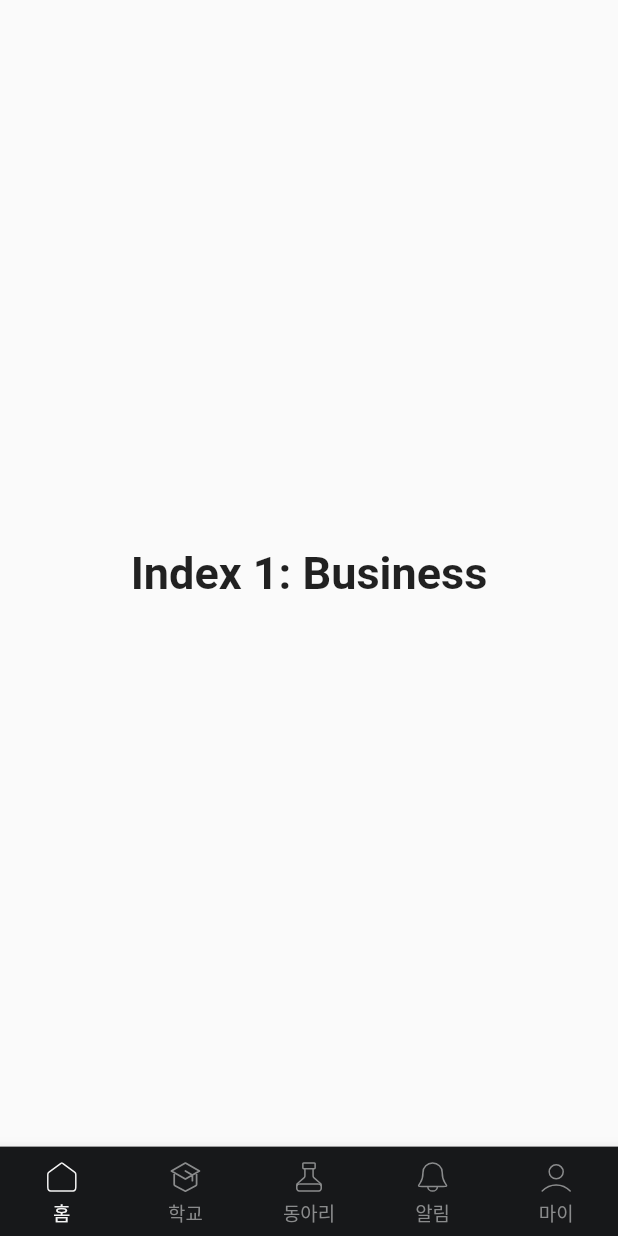
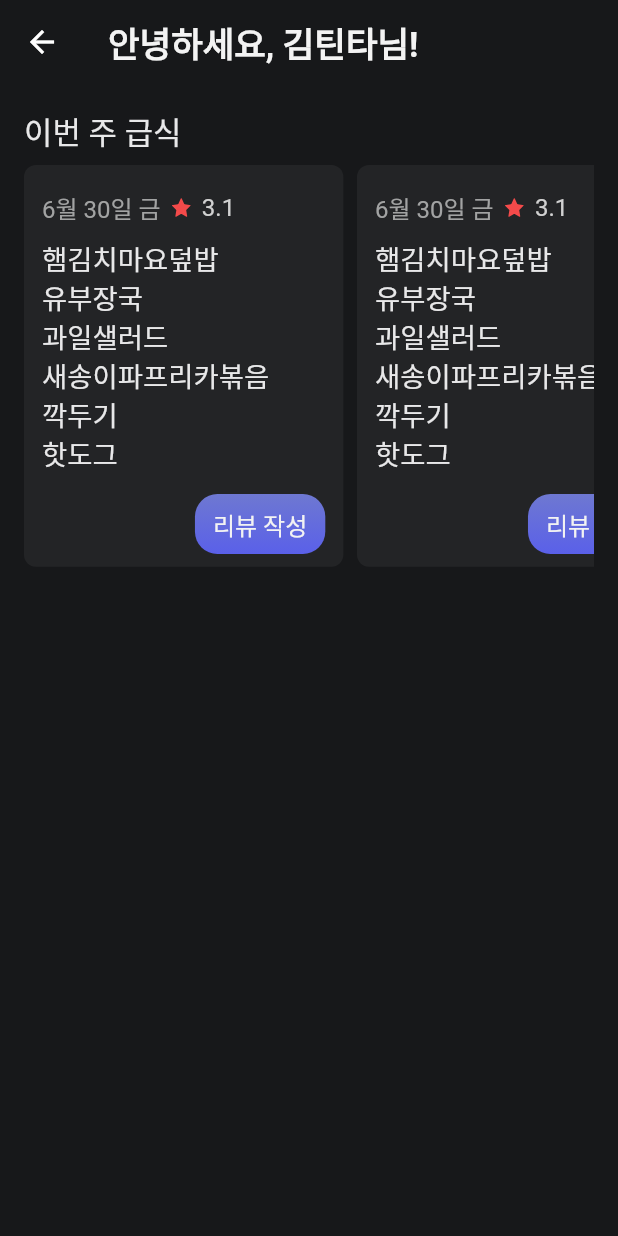
Before and after one commit to teentime/teentime-client-app, a Flutter app: the Home screen opened directly, on a phone screen of 412 x 824 dp. Run offline on Flutter 3.47's test engine with Material 2 defaults, Android fonts, the phone set to English and light mode, and no system bars; our stand-ins replace carousel_slider, flutter_screenutil, flutter_svg; Roboto replaces fonts that are missing (Pretendard).

Commit message:
feat: 급식 위젯 구현

```diff
--- a/lib/main.dart
+++ b/lib/main.dart
@@ -1,9 +1,7 @@
 import 'package:flutter/material.dart';
 import 'package:flutter_screenutil/flutter_screenutil.dart';
-import 'package:teentime/screens/login.dart';
-import 'package:teentime/screens/sign_up.dart';
+import 'package:teentime/screens/bottom_navigation.dart';
 import 'package:teentime/src/route.dart';
-// import 'package:teentime/widgets/bottom_navigation.dart';
 
 void main() {
   runApp(MyApp());
@@ -11,14 +9,13 @@ void main() {
 
 class MyApp extends StatelessWidget {
   @override
-  Widget build(BuildContext context) {
+  Widget build(BuildContext  context) {
     return ScreenUtilInit(
       designSize: const Size(360, 800),
       builder: (context, _) => MaterialApp(
         routes: Routes.routes,
         theme: ThemeData(fontFamily: 'Pretendard'),
-        home: SignUp(),
-        // home: BottomNavigation(),
+        home: BottomNavigator(),
       ),
     );
   }
--- /dev/null
+++ b/lib/screens/bottom_navigation.dart
@@ -0,0 +1,106 @@
+import 'package:flutter/material.dart';
+import 'package:flutter_screenutil/flutter_screenutil.dart';
+import 'package:flutter_svg/flutter_svg.dart';
+import 'package:teentime/screens/home.dart';
+import 'package:teentime/src/colors.dart';
+import 'package:teentime/screens/club.dart';
+
+class BottomNavigator extends StatefulWidget {
+  @override
+  State<BottomNavigator> createState() => _BottomNavigatorState();
+}
+
+class _BottomNavigatorState extends State<BottomNavigator> {
+  int _selectedIndex = 0;
+  static const TextStyle optionStyle =
+      TextStyle(fontSize: 30, fontWeight: FontWeight.bold);
+  static final List<Widget> _widgetOptions = <Widget>[
+    Home(),
+    const Text(
+      'Index 2: School',
+      style: optionStyle,
+    ),
+    Club(),
+    const Text(
+      'Index 3: Yo',
+      style: optionStyle,
+    ),
+    const Text(
+      'Index 4: Yeah',
+      style: optionStyle,
+    ),
+  ];
+
+  void _onItemTapped(int index) {
+    setState(() {
+      _selectedIndex = index;
+    });
+  }
+
+  @override
+  Widget build(BuildContext context) {
+    return Scaffold(
+      body: Center(
+        child: _widgetOptions.elementAt(_selectedIndex),
+      ),
+      bottomNavigationBar: Theme(
+        data: ThemeData(
+          splashColor: Colors.transparent,
+          highlightColor: Colors.transparent,
+        ),
+        child: BottomNavigationBar(
+          items: <BottomNavigationBarItem>[
+            BottomNavigationBarItem(
+              icon: _selectedIndex == 0
+                  ? SvgPicture.asset('assets/icons/selected_home.svg',
+                      height: 28, width: 28)
+                  : SvgPicture.asset('assets/icons/home.svg',
+                      height: 28, width: 28),
+              label: '홈',
+            ),
+            BottomNavigationBarItem(
+              icon: _selectedIndex == 1
+                  ? SvgPicture.asset('assets/icons/selected_school.svg',
+                      height: 28, width: 28)
+                  : SvgPicture.asset('assets/icons/school.svg',
+                      height: 28, width: 28),
+              label: '학교',
+            ),
+            BottomNavigationBarItem(
+              icon: _selectedIndex == 2
+                  ? SvgPicture.asset('assets/icons/selected_club.svg',
+                      height: 28, width: 28)
+                  : SvgPicture.asset('assets/icons/club.svg',
+                      height: 28, width: 28),
+              label: '동아리',
+            ),
+            BottomNavigationBarItem(
+              icon: _selectedIndex == 3
+                  ? SvgPicture.asset('assets/icons/selected_alarm.svg',
+                      height: 28, width: 28)
+                  : SvgPicture.asset('assets/icons/alarm.svg',
+                      height: 28, width: 28),
+              label: '알림',
+            ),
+            BottomNavigationBarItem(
+              icon: _selectedIndex == 4
+                  ? SvgPicture.asset('assets/icons/selected_mypage.svg',
+                      height: 28, width: 28)
+                  : SvgPicture.asset('assets/icons/mypage.svg',
+                      height: 28, width: 28),
+              label: '마이',
+            ),
+          ],
+          currentIndex: _selectedIndex,
+          onTap: _onItemTapped,
+          type: BottomNavigationBarType.fixed,
+          selectedItemColor: AppColors.dark11,
+          unselectedItemColor: AppColors.dark06,
+          backgroundColor: AppColors.dark01,
+          selectedFontSize: 11.sp,
+          unselectedFontSize: 11.sp,
+        ),
+      ),
+    );
+  }
+}
--- a/lib/screens/home.dart
+++ b/lib/screens/home.dart
@@ -1,106 +1,66 @@
 import 'package:flutter/material.dart';
 import 'package:flutter_screenutil/flutter_screenutil.dart';
-import 'package:flutter_svg/flutter_svg.dart';
 import 'package:teentime/src/colors.dart';
-import 'package:teentime/screens/club.dart';
+import 'package:teentime/widgets/home/meal_card.dart';
 
 class Home extends StatefulWidget {
   @override
-  State<Home> createState() => _HomeState();
+  State<StatefulWidget> createState() => __HomeState();
 }
 
-class _HomeState extends State<Home> {
-  int _selectedIndex = 0;
-  static const TextStyle optionStyle =
-      TextStyle(fontSize: 30, fontWeight: FontWeight.bold);
-  static final List<Widget> _widgetOptions = <Widget>[
-    const Text(
-      'Index 1: Business',
-      style: optionStyle,
-    ),
-    const Text(
-      'Index 2: School',
-      style: optionStyle,
-    ),
-    Club(),
-    const Text(
-      'Index 3: Yo',
-      style: optionStyle,
-    ),
-    const Text(
-      'Index 4: Yeah',
-      style: optionStyle,
-    ),
-  ];
-
-  void _onItemTapped(int index) {
-    setState(() {
-      _selectedIndex = index;
-    });
-  }
-
+class __HomeState extends State<Home> {
   @override
   Widget build(BuildContext context) {
     return Scaffold(
-      body: Center(
-        child: _widgetOptions.elementAt(_selectedIndex),
+      backgroundColor: AppColors.dark01,
+      appBar: AppBar(
+        title: Text(
+          '안녕하세요, 김틴타님!',
+          style: TextStyle(
+            fontSize: 20.sp,
+            fontWeight: FontWeight.bold,
+            color: AppColors.dark11,
+          ),
+        ),
+        backgroundColor: AppColors.dark01,
+        elevation: 0,
       ),
-      bottomNavigationBar: Theme(
-        data: ThemeData(
-          splashColor: Colors.transparent,
-          highlightColor: Colors.transparent,
-        ),
-        child: BottomNavigationBar(
-          items: <BottomNavigationBarItem>[
-            BottomNavigationBarItem(
-              icon: _selectedIndex == 0
-                  ? SvgPicture.asset('assets/icons/selected_home.svg',
-                      height: 28, width: 28)
-                  : SvgPicture.asset('assets/icons/home.svg',
-                      height: 28, width: 28),
-              label: '홈',
-            ),
-            BottomNavigationBarItem(
-              icon: _selectedIndex == 1
-                  ? SvgPicture.asset('assets/icons/selected_school.svg',
-                      height: 28, width: 28)
-                  : SvgPicture.asset('assets/icons/school.svg',
-                      height: 28, width: 28),
-              label: '학교',
-            ),
-            BottomNavigationBarItem(
-              icon: _selectedIndex == 2
-                  ? SvgPicture.asset('assets/icons/selected_club.svg',
-                      height: 28, width: 28)
-                  : SvgPicture.asset('assets/icons/club.svg',
-                      height: 28, width: 28),
-              label: '동아리',
-            ),
-            BottomNavigationBarItem(
-              icon: _selectedIndex == 3
-                  ? SvgPicture.asset('assets/icons/selected_alarm.svg',
-                      height: 28, width: 28)
-                  : SvgPicture.asset('assets/icons/alarm.svg',
-                      height: 28, width: 28),
-              label: '알림',
-            ),
-            BottomNavigationBarItem(
-              icon: _selectedIndex == 4
-                  ? SvgPicture.asset('assets/icons/selected_mypage.svg',
-                      height: 28, width: 28)
-                  : SvgPicture.asset('assets/icons/mypage.svg',
-                      height: 28, width: 28),
-              label: '마이',
-            ),
-          ],
-          currentIndex: _selectedIndex,
-          onTap: _onItemTapped,
-          type: BottomNavigationBarType.fixed,
-          selectedItemColor: AppColors.dark11,
-          unselectedItemColor: AppColors.dark06,
-          backgroundColor: AppColors.dark01,
-          selectedFontSize: 11.sp,
-          unselectedFontSize: 11.sp,
+      body: SingleChildScrollView(
+        // SingleChildScrollView로 감싸기
+        child: Padding(
+          padding: const EdgeInsets.fromLTRB(16.0, 16.0, 16.0, 28.0),
+          child: Column(
+            children: [
+              Row(
+                mainAxisAlignment: MainAxisAlignment.start,
+                children: [
+                  Text(
+                    '이번 주 급식',
+                    style: TextStyle(
+                        fontSize: 18.sp,
+                        fontWeight: FontWeight.w500,
+                        color: AppColors.dark10),
+                  ),
+                ],
+              ),
+              Padding(
+                padding: const EdgeInsets.only(top: 8.0, bottom: 48.0),
+                child: SizedBox(
+                  height: 260.h,
+                  child: ListView.builder(
+                    scrollDirection: Axis.horizontal,
+                    itemCount: 3,
+                    itemBuilder: (context, index) {
+                      return Padding(
+                        padding: EdgeInsets.only(left: index == 0 ? 0 : 8.w),
+                        child: MealCard(),
+                      );
+                    },
+                  ),
+                ),
+              )
+            ],
+          ),
         ),
       ),
     );
--- a/lib/screens/login.dart
+++ b/lib/screens/login.dart
@@ -3,8 +3,8 @@ import 'package:flutter_screenutil/flutter_screenutil.dart';
 import 'package:flutter_svg/flutter_svg.dart';
 import 'package:teentime/src/colors.dart';
 import 'package:teentime/src/route.dart';
-import 'package:teentime/widgets/custom_text_form_field.dart';
-import 'package:teentime/widgets/login_menu_button.dart';
+import 'package:teentime/widgets/login/custom_text_form_field.dart';
+import 'package:teentime/widgets/login/login_menu_button.dart';
 
 class Login extends StatefulWidget {
   @override
--- a/lib/screens/recommanded_club_tab.dart
+++ b/lib/screens/recommanded_club_tab.dart
@@ -2,7 +2,7 @@ import 'package:flutter/material.dart';
 import 'package:flutter_screenutil/flutter_screenutil.dart';
 import 'package:flutter_svg/flutter_svg.dart';
 import 'package:teentime/src/colors.dart';
-import 'package:teentime/widgets/recommanded_club_card.dart';
+import 'package:teentime/widgets/club/recommanded_club_card.dart';
 
 class RecommandedClubTab extends StatefulWidget {
   @override
--- a/lib/screens/sign_up.dart
+++ b/lib/screens/sign_up.dart
@@ -3,8 +3,8 @@ import 'package:flutter_screenutil/flutter_screenutil.dart';
 import 'package:flutter_svg/flutter_svg.dart';
 import 'package:teentime/src/colors.dart';
 import 'package:teentime/src/route.dart';
-import 'package:teentime/widgets/custom_button.dart';
-import 'package:teentime/widgets/custom_text_form_field.dart';
+import 'package:teentime/widgets/login/custom_button.dart';
+import 'package:teentime/widgets/login/custom_text_form_field.dart';
 
 class SignUp extends StatefulWidget {
   @override
--- a/lib/screens/subject_tab.dart
+++ b/lib/screens/subject_tab.dart
@@ -1,7 +1,7 @@
 import 'package:flutter/material.dart';
 import 'package:flutter_screenutil/flutter_screenutil.dart';
 import 'package:teentime/src/colors.dart';
-import 'package:teentime/widgets/club_card.dart';
+import 'package:teentime/widgets/club/club_card.dart';
 
 class SubjectTab extends StatefulWidget {
   @override
--- a/lib/src/route.dart
+++ b/lib/src/route.dart
@@ -1,7 +1,7 @@
 import 'package:flutter/material.dart';
 import 'package:teentime/screens/login.dart';
 import 'package:teentime/screens/sign_up.dart';
-import 'package:teentime/screens/home.dart';
+import 'package:teentime/screens/bottom_navigation.dart';
 
 class Routes {
   Routes._();
@@ -13,6 +13,6 @@ class Routes {
   static final routes = <String, WidgetBuilder>{
     login: (BuildContext context) => Login(),
     signup: (BuildContext context) => SignUp(),
-    home: (BuildContext context) => Home(),
+    home: (BuildContext context) => BottomNavigator(),
   };
 }
--- /dev/null
+++ b/lib/widgets/home/calendar_card.dart
@@ -0,0 +1,15 @@
+import 'package:flutter/material.dart';
+
+class MealCard extends StatefulWidget {
+  @override
+  State<StatefulWidget> createState() => __MealCardState();
+}
+
+class __MealCardState extends State<MealCard> {
+  @override
+  Widget build(BuildContext context) {
+    return Container(
+
+    );
+  }
+}
--- /dev/null
+++ b/lib/widgets/home/meal_card.dart
@@ -0,0 +1,92 @@
+import 'package:flutter/material.dart';
+import 'package:flutter_screenutil/flutter_screenutil.dart';
+import 'package:flutter_svg/flutter_svg.dart';
+import 'package:teentime/src/colors.dart';
+
+class MealCard extends StatefulWidget {
+  @override
+  State<StatefulWidget> createState() => __MealCardState();
+}
+
+class __MealCardState extends State<MealCard> {
+  @override
+  Widget build(BuildContext context) {
+    return Container(
+      width: 186.w,
+      height: 244.h,
+      decoration: BoxDecoration(
+        color: AppColors.dark12,
+        borderRadius: BorderRadius.circular(8),
+      ),
+      padding: const EdgeInsets.fromLTRB(12.0, 16.0, 12.0, 12.0),
+      child: Column(
+        crossAxisAlignment: CrossAxisAlignment.start,
+        children: [
+          Row(
+            children: [
+              Text(
+                '6월 30일 금',
+                style: TextStyle(
+                  fontSize: 14.sp,
+                  fontWeight: FontWeight.normal,
+                  color: AppColors.dark07,
+                ),
+              ),
+              SvgPicture.asset(
+                'assets/icons/filled_star.svg',
+                width: 24.w,
+                height: 24.h,
+              ),
+              Text(
+                '3.1',
+                style: TextStyle(
+                  fontSize: 14.sp,
+                  fontWeight: FontWeight.normal,
+                  color: AppColors.dark09,
+                ),
+              ),
+            ],
+          ),
+          SizedBox(height: 8.h),
+          Text(
+            '햄김치마요덮밥\n유부장국\n과일샐러드\n새송이파프리카볶음\n깍두기\n핫도그',
+            style: TextStyle(
+                fontSize: 16.sp,
+                fontWeight: FontWeight.normal,
+                color: AppColors.dark10,
+                height: 1.4.h),
+          ),
+          SizedBox(height: 14.h),
+          Row(
+            mainAxisAlignment: MainAxisAlignment.end,
+            children: [
+              InkWell(
+                onTap: () {},
+                child: Container(
+                  padding:
+                      const EdgeInsets.symmetric(horizontal: 12, vertical: 8),
+                  decoration: BoxDecoration(
+                    gradient: const LinearGradient(
+                      colors: [AppColors.main, AppColors.sub],
+                      begin: Alignment.topCenter,
+                      end: Alignment.bottomCenter,
+                    ),
+                    borderRadius: BorderRadius.circular(15),
+                  ),
+                  child: Text(
+                    '리뷰 작성',
+                    style: TextStyle(
+                      fontSize: 14.sp,
+                      fontWeight: FontWeight.normal,
+                      color: AppColors.dark11,
+                    ),
+                  ),
+                ),
+              ),
+            ],
+          )
+        ],
+      ),
+    );
+  }
+}
--- /dev/null
+++ b/lib/widgets/home/post_card.dart
@@ -0,0 +1,15 @@
+import 'package:flutter/material.dart';
+
+class MealCard extends StatefulWidget {
+  @override
+  State<StatefulWidget> createState() => __MealCardState();
+}
+
+class __MealCardState extends State<MealCard> {
+  @override
+  Widget build(BuildContext context) {
+    return Container(
+
+    );
+  }
+}
--- /dev/null
+++ b/lib/widgets/home/todo_card.dart
@@ -0,0 +1,15 @@
+import 'package:flutter/material.dart';
+
+class MealCard extends StatefulWidget {
+  @override
+  State<StatefulWidget> createState() => __MealCardState();
+}
+
+class __MealCardState extends State<MealCard> {
+  @override
+  Widget build(BuildContext context) {
+    return Container(
+
+    );
+  }
+}
```
Also changed, not shown: assets/icons/filled_star.svg (added), assets/icons/star.svg (added), lib/widgets/club/club_card.dart (renamed from lib/widgets/club_card.dart), lib/widgets/club/recommanded_club_card.dart (renamed from lib/widgets/recommanded_club_card.dart), lib/widgets/login/custom_button.dart (renamed from lib/widgets/custom_button.dart), lib/widgets/login/custom_text_form_field.dart (renamed from lib/widgets/custom_text_form_field.dart), lib/widgets/login/login_menu_button.dart (renamed from lib/widgets/login_menu_button.dart).
